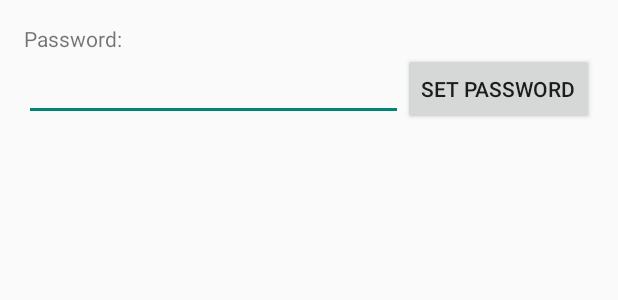
After one commit to imakin/ANote, an Android app: the layout fragment_list.xml on its own in the app's theme, with its tools: preview values and no code run, on a phone screen of 412 x 824 dp. The commit adds this screen. Shown: the top 300 px of the screen. Run offline under Robolectric (Android 15) with nearby library versions, the phone set to English and light mode, and no system bars.

Commit message:
New List room

```diff
--- a/app/src/main/java/in/izzulmak/anote/MainActivity.java
+++ b/app/src/main/java/in/izzulmak/anote/MainActivity.java
@@ -130,7 +130,6 @@ public class MainActivity extends AppCompatActivity
     public void decrypt(View view) {
         String password = ((EditText) findViewById(R.id.et_main_password)).
                 getText().toString();
-//        Coding.setKey(password);
         ((TextView) findViewById(R.id.tv_main_print2)).setText("faipelure");
         String display = null;
         try {
--- a/app/src/main/java/in/izzulmak/anote/algorithm/Coding.java
+++ b/app/src/main/java/in/izzulmak/anote/algorithm/Coding.java
@@ -21,7 +21,7 @@ import javax.crypto.spec.SecretKeySpec;
 public class Coding {
     /** the key object */
     private static SecretKeySpec key;
-    private static byte [] initialVector = {0,1,2,3,4,5,6,7,8,9,10,11,12,13,14,15};
+    private static byte [] initialVector = {0,1,2,3,4,5,6,7,8,9,12,11,12,13,14,15};
 
     /**
      * set the default key for process
--- /dev/null
+++ b/app/src/main/res/layout/fragment_list.xml
@@ -0,0 +1,44 @@
+<?xml version="1.0" encoding="utf-8"?>
+
+
+<RelativeLayout xmlns:android="http://schemas.android.com/apk/res/android"
+xmlns:tools="http://schemas.android.com/tools" android:layout_width="match_parent"
+android:layout_height="match_parent" android:paddingLeft="@dimen/activity_horizontal_margin"
+android:paddingRight="@dimen/activity_horizontal_margin"
+android:paddingTop="@dimen/activity_vertical_margin"
+android:paddingBottom="@dimen/activity_vertical_margin"
+tools:context=".MainActivity$PlaceholderFragment">
+    <LinearLayout
+        android:layout_width="fill_parent"
+        android:layout_height="fill_parent"
+        android:orientation="vertical">
+        <TextView
+            android:layout_width="fill_parent"
+            android:layout_height="wrap_content"
+            android:text="Password:"/>
+        <LinearLayout
+            android:id="@+id/ll_list_passwordcontainer"
+            android:layout_width="fill_parent"
+            android:layout_height="wrap_content"
+            android:orientation="horizontal">
+            <EditText
+                android:layout_height="wrap_content"
+                android:layout_width="0dp"
+                android:layout_weight="1"
+                android:layout_gravity="start"
+                android:id="@+id/et_list_pasword"/>
+            <Button
+                android:layout_height="wrap_content"
+                android:layout_width="wrap_content"
+                android:text="Set password"
+                android:id="@+id/bt_list_setpassword"/>
+        </LinearLayout>
+        <LinearLayout
+            android:layout_width="fill_parent"
+            android:layout_height="wrap_content"
+            android:orientation="vertical"
+            android:id="@+id/ll_list">
+
+        </LinearLayout>
+    </LinearLayout>
+</RelativeLayout>
```
Also changed, not shown: app/src/main/java/in/izzulmak/anote/list/RoomList.java (added, +60 -0 lines), app/src/main/java/in/izzulmak/anote/mainactivitypack/MainPlaceHolderFragment.java (+14 -1 lines).
